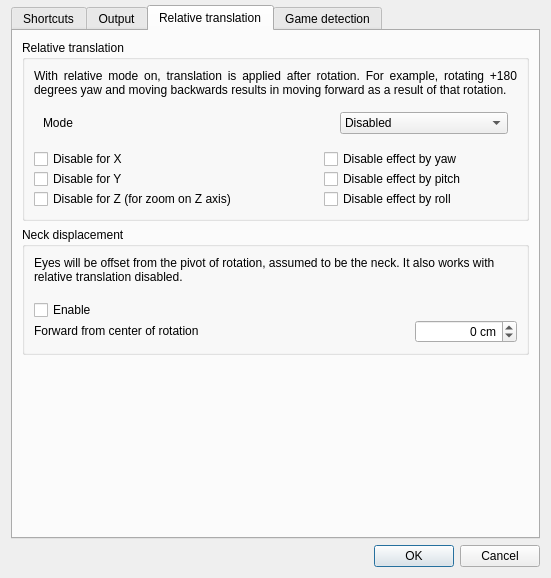
opentrack/opentrack, file gui/options-dialog.ui: the form before one commit.
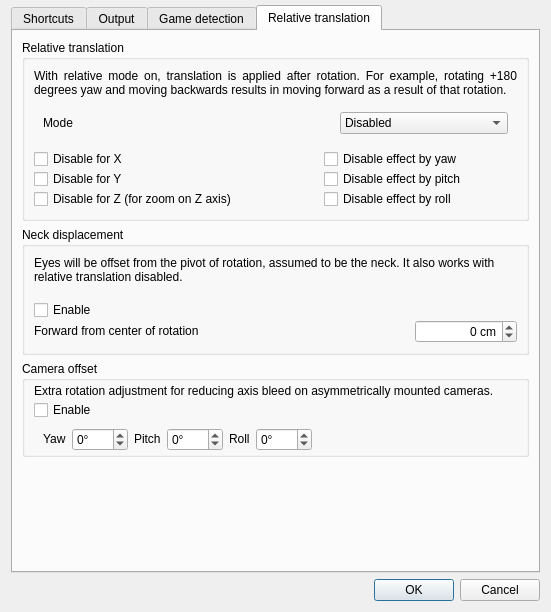
The form after the commit. The open tabs and pages were chosen to show the change. Icons and pictures are not drawn. Custom widgets are drawn as their Qt base class.

Commit message: add camera offset implementation

Patch:
```diff
--- a/gui/options-dialog.ui
+++ b/gui/options-dialog.ui
@@ -6,8 +6,8 @@
    <rect>
     <x>0</x>
     <y>0</y>
-    <width>529</width>
-    <height>533</height>
+    <width>548</width>
+    <height>612</height>
    </rect>
   </property>
   <property name="windowTitle">
@@ -1878,6 +1878,57 @@
        </item>
       </layout>
      </widget>
+     <widget class="QWidget" name="tab_5">
+      <attribute name="title">
+       <string>Game detection</string>
+      </attribute>
+      <layout class="QVBoxLayout" name="verticalLayout_9">
+       <item>
+        <widget class="QGroupBox" name="groupBox_1">
+         <property name="sizePolicy">
+          <sizepolicy hsizetype="MinimumExpanding" vsizetype="MinimumExpanding">
+           <horstretch>0</horstretch>
+           <verstretch>0</verstretch>
+          </sizepolicy>
+         </property>
+         <property name="title">
+          <string>Game detection</string>
+         </property>
+         <property name="alignment">
+          <set>Qt::AlignmentFlag::AlignLeading|Qt::AlignmentFlag::AlignLeft|Qt::AlignmentFlag::AlignTop</set>
+         </property>
+         <layout class="QVBoxLayout" name="verticalLayout_12">
+          <item>
+           <widget class="QLabel" name="label_24">
+            <property name="sizePolicy">
+             <sizepolicy hsizetype="Preferred" vsizetype="Maximum">
+              <horstretch>0</horstretch>
+              <verstretch>0</verstretch>
+             </sizepolicy>
+            </property>
+            <property name="text">
+             <string>Start tracking automatically when a game starts with selected profile, and stop when the game exits.</string>
+            </property>
+            <property name="wordWrap">
+             <bool>true</bool>
+            </property>
+           </widget>
+          </item>
+          <item>
+           <widget class="process_detector" name="game_detector" native="true">
+            <property name="sizePolicy">
+             <sizepolicy hsizetype="MinimumExpanding" vsizetype="MinimumExpanding">
+              <horstretch>0</horstretch>
+              <verstretch>0</verstretch>
+             </sizepolicy>
+            </property>
+           </widget>
+          </item>
+         </layout>
+        </widget>
+       </item>
+      </layout>
+     </widget>
      <widget class="QWidget" name="tab_2">
       <attribute name="title">
        <string>Relative translation</string>
@@ -2202,6 +2253,180 @@
          </layout>
         </widget>
        </item>
+       <item>
+        <widget class="QGroupBox" name="groupBox_3">
+         <property name="title">
+          <string>Camera offset</string>
+         </property>
+         <layout class="QVBoxLayout" name="verticalLayout_8">
+          <property name="spacing">
+           <number>2</number>
+          </property>
+          <property name="topMargin">
+           <number>3</number>
+          </property>
+          <property name="rightMargin">
+           <number>9</number>
+          </property>
+          <property name="bottomMargin">
+           <number>3</number>
+          </property>
+          <item>
+           <widget class="QLabel" name="label_20">
+            <property name="sizePolicy">
+             <sizepolicy hsizetype="Preferred" vsizetype="Maximum">
+              <horstretch>0</horstretch>
+              <verstretch>0</verstretch>
+             </sizepolicy>
+            </property>
+            <property name="text">
+             <string>Extra rotation adjustment for reducing axis bleed on asymmetrically mounted cameras.</string>
+            </property>
+            <property name="wordWrap">
+             <bool>true</bool>
+            </property>
+           </widget>
+          </item>
+          <item>
+           <widget class="QCheckBox" name="enable_camera_offset">
+            <property name="sizePolicy">
+             <sizepolicy hsizetype="Preferred" vsizetype="Minimum">
+              <horstretch>0</horstretch>
+              <verstretch>0</verstretch>
+             </sizepolicy>
+            </property>
+            <property name="styleSheet">
+             <string notr="true"/>
+            </property>
+            <property name="text">
+             <string>Enable</string>
+            </property>
+           </widget>
+          </item>
+          <item>
+           <widget class="QWidget" name="widget_2" native="true">
+            <layout class="QHBoxLayout" name="horizontalLayout_2">
+             <property name="topMargin">
+              <number>6</number>
+             </property>
+             <property name="bottomMargin">
+              <number>0</number>
+             </property>
+             <item>
+              <widget class="QLabel" name="label_21">
+               <property name="sizePolicy">
+                <sizepolicy hsizetype="Preferred" vsizetype="Maximum">
+                 <horstretch>0</horstretch>
+                 <verstretch>0</verstretch>
+                </sizepolicy>
+               </property>
+               <property name="text">
+                <string>Yaw</string>
+               </property>
+              </widget>
+             </item>
+             <item>
+              <widget class="QSpinBox" name="camera_offset_yaw">
+               <property name="sizePolicy">
+                <sizepolicy hsizetype="Preferred" vsizetype="Maximum">
+                 <horstretch>0</horstretch>
+                 <verstretch>0</verstretch>
+                </sizepolicy>
+               </property>
+               <property name="suffix">
+                <string>°</string>
+               </property>
+               <property name="minimum">
+                <number>-180</number>
+               </property>
+               <property name="maximum">
+                <number>180</number>
+               </property>
+              </widget>
+             </item>
+             <item>
+              <widget class="QLabel" name="label_23">
+               <property name="sizePolicy">
+                <sizepolicy hsizetype="Preferred" vsizetype="Maximum">
+                 <horstretch>0</horstretch>
+                 <verstretch>0</verstretch>
+                </sizepolicy>
+               </property>
+               <property name="text">
+                <string>Pitch</string>
+               </property>
+              </widget>
+             </item>
+             <item>
+              <widget class="QSpinBox" name="camera_offset_pitch">
+               <property name="sizePolicy">
+                <sizepolicy hsizetype="Preferred" vsizetype="Maximum">
+                 <horstretch>0</horstretch>
+                 <verstretch>0</verstretch>
+                </sizepolicy>
+               </property>
+               <property name="suffix">
+                <string>°</string>
+               </property>
+               <property name="minimum">
+                <number>-180</number>
+               </property>
+               <property name="maximum">
+                <number>180</number>
+               </property>
+              </widget>
+             </item>
+             <item>
+              <widget class="QLabel" name="label_25">
+               <property name="sizePolicy">
+                <sizepolicy hsizetype="Preferred" vsizetype="Maximum">
+                 <horstretch>0</horstretch>
+                 <verstretch>0</verstretch>
+                </sizepolicy>
+               </property>
+               <property name="text">
+                <string>Roll</string>
+               </property>
+              </widget>
+             </item>
+             <item>
+              <widget class="QSpinBox" name="camera_offset_roll">
+               <property name="sizePolicy">
+                <sizepolicy hsizetype="Preferred" vsizetype="Maximum">
+                 <horstretch>0</horstretch>
+                 <verstretch>0</verstretch>
+                </sizepolicy>
+               </property>
+               <property name="suffix">
+                <string>°</string>
+               </property>
+               <property name="minimum">
+                <number>-180</number>
+               </property>
+               <property name="maximum">
+                <number>180</number>
+               </property>
+              </widget>
+             </item>
+             <item>
+              <spacer name="horizontalSpacer">
+               <property name="orientation">
+                <enum>Qt::Orientation::Horizontal</enum>
+               </property>
+               <property name="sizeHint" stdset="0">
+                <size>
+                 <width>40</width>
+                 <height>20</height>
+                </size>
+               </property>
+              </spacer>
+             </item>
+            </layout>
+           </widget>
+          </item>
+         </layout>
+        </widget>
+       </item>
        <item>
         <spacer name="verticalSpacer">
          <property name="orientation">
@@ -2217,57 +2442,6 @@
        </item>
       </layout>
      </widget>
-     <widget class="QWidget" name="tab_5">
-      <attribute name="title">
-       <string>Game detection</string>
-      </attribute>
-      <layout class="QVBoxLayout" name="verticalLayout_9">
-       <item>
-        <widget class="QGroupBox" name="groupBox_1">
-         <property name="sizePolicy">
-          <sizepolicy hsizetype="MinimumExpanding" vsizetype="MinimumExpanding">
-           <horstretch>0</horstretch>
-           <verstretch>0</verstretch>
-          </sizepolicy>
-         </property>
-         <property name="title">
-          <string>Game detection</string>
-         </property>
-         <property name="alignment">
-          <set>Qt::AlignLeading|Qt::AlignLeft|Qt::AlignTop</set>
-         </property>
-         <layout class="QVBoxLayout" name="verticalLayout_12">
-          <item>
-           <widget class="QLabel" name="label_24">
-            <property name="sizePolicy">
-             <sizepolicy hsizetype="Preferred" vsizetype="Maximum">
-              <horstretch>0</horstretch>
-              <verstretch>0</verstretch>
-             </sizepolicy>
-            </property>
-            <property name="text">
-             <string>Start tracking automatically when a game starts with selected profile, and stop when the game exits.</string>
-            </property>
-            <property name="wordWrap">
-             <bool>true</bool>
-            </property>
-           </widget>
-          </item>
-          <item>
-           <widget class="process_detector" name="game_detector" native="true">
-            <property name="sizePolicy">
-             <sizepolicy hsizetype="MinimumExpanding" vsizetype="MinimumExpanding">
-              <horstretch>0</horstretch>
-              <verstretch>0</verstretch>
-             </sizepolicy>
-            </property>
-           </widget>
-          </item>
-         </layout>
-        </widget>
-       </item>
-      </layout>
-     </widget>
     </widget>
    </item>
    <item>
```
Left out of the diff: 54 changed lines with no effect on the pictures. The commit also changes 9 other files.
